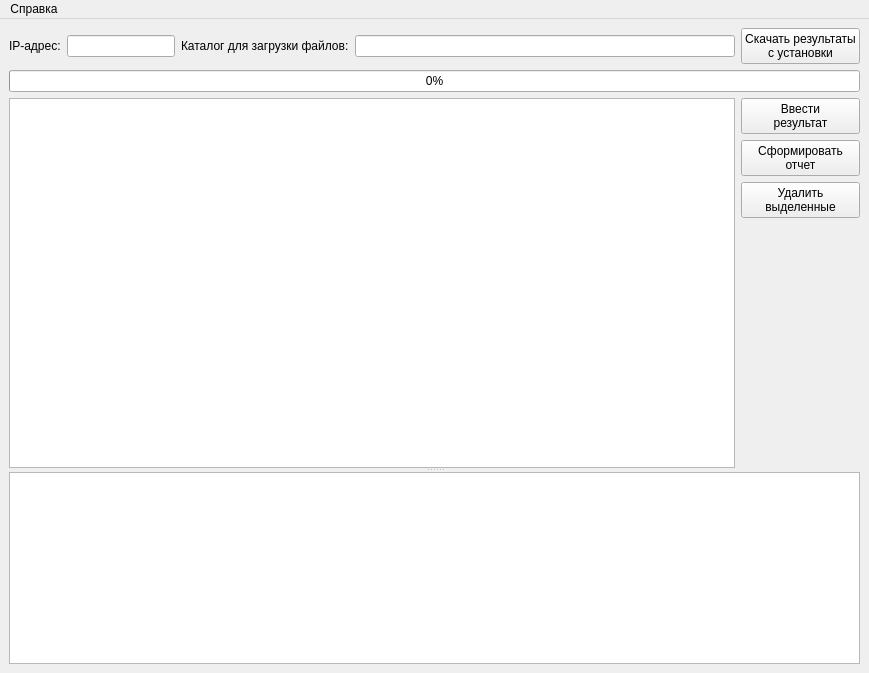
The window that ui/mainwindow.ui (irsural/upms_1v_pc_python) describes before a commit, drawn with Qt 5.
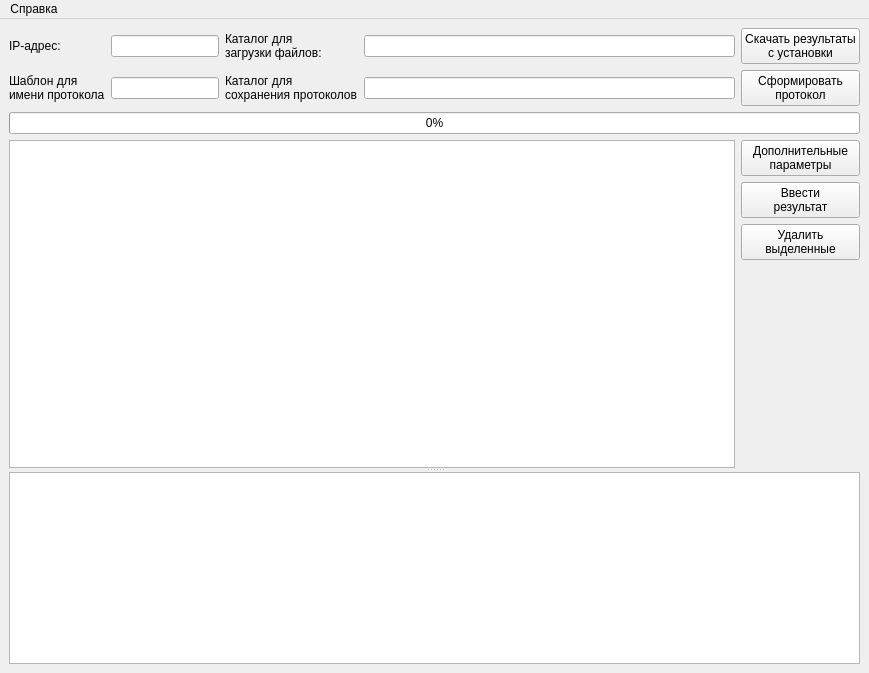
The same window after the commit. Icons and pictures are not drawn.

Commit message: Добавил копирование и частично заполнение шаблона протокола

Patch:
```diff
--- a/ui/mainwindow.ui
+++ b/ui/mainwindow.ui
@@ -52,90 +52,30 @@
         </property>
         <item>
          <layout class="QGridLayout" name="gridLayout_3">
-          <item row="1" column="0" colspan="5">
-           <widget class="QProgressBar" name="download_progress_bar">
-            <property name="value">
-             <number>0</number>
-            </property>
-            <property name="orientation">
-             <enum>Qt::Horizontal</enum>
-            </property>
-            <property name="invertedAppearance">
-             <bool>false</bool>
-            </property>
-            <property name="textDirection">
-             <enum>QProgressBar::TopToBottom</enum>
-            </property>
-            <property name="format">
-             <string>%p%</string>
-            </property>
-           </widget>
-          </item>
-          <item row="0" column="2">
-           <widget class="QLabel" name="label_2">
+          <item row="3" column="4">
+           <widget class="QPushButton" name="create_report_button">
             <property name="text">
-             <string>Каталог для загрузки файлов:</string>
-            </property>
-           </widget>
-          </item>
-          <item row="0" column="0">
-           <widget class="QLabel" name="label">
-            <property name="text">
-             <string>IP-адрес:</string>
-            </property>
-           </widget>
-          </item>
-          <item row="0" column="4">
-           <widget class="QPushButton" name="download_from_upms_button">
-            <property name="text">
-             <string>Скачать результаты
-с установки</string>
+             <string>Сформировать
+протокол</string>
             </property>
            </widget>
           </item>
           <item row="0" column="1">
            <widget class="QLineEdit" name="ip_edit"/>
           </item>
-          <item row="0" column="3">
-           <widget class="QLineEdit" name="download_path_edit">
-            <property name="sizePolicy">
-             <sizepolicy hsizetype="Expanding" vsizetype="Fixed">
-              <horstretch>1</horstretch>
-              <verstretch>0</verstretch>
-             </sizepolicy>
-            </property>
-            <property name="minimumSize">
-             <size>
-              <width>0</width>
-              <height>0</height>
-             </size>
-            </property>
-           </widget>
+          <item row="3" column="1">
+           <widget class="QLineEdit" name="name_template_edit"/>
           </item>
-          <item row="2" column="0" colspan="4">
-           <widget class="QTableView" name="measures_table">
-            <property name="alternatingRowColors">
-             <bool>true</bool>
-            </property>
-            <property name="selectionBehavior">
-             <enum>QAbstractItemView::SelectRows</enum>
-            </property>
-            <property name="sortingEnabled">
-             <bool>true</bool>
-            </property>
-            <attribute name="horizontalHeaderShowSortIndicator" stdset="0">
-             <bool>true</bool>
-            </attribute>
-            <attribute name="horizontalHeaderStretchLastSection">
-             <bool>true</bool>
-            </attribute>
-            <attribute name="verticalHeaderVisible">
-             <bool>false</bool>
-            </attribute>
-           </widget>
-          </item>
-          <item row="2" column="4">
+          <item row="5" column="4">
            <layout class="QVBoxLayout" name="verticalLayout_2">
+            <item>
+             <widget class="QPushButton" name="pushButton">
+              <property name="text">
+               <string>Дополнительные
+параметры</string>
+              </property>
+             </widget>
+            </item>
             <item>
              <widget class="QPushButton" name="input_result_button">
               <property name="text">
@@ -144,14 +84,6 @@
               </property>
              </widget>
             </item>
-            <item>
-             <widget class="QPushButton" name="create_report_button">
-              <property name="text">
-               <string>Сформировать
-отчет</string>
-              </property>
-             </widget>
-            </item>
             <item>
              <widget class="QPushButton" name="remove_selected_button">
               <property name="text">
@@ -175,6 +107,115 @@
             </item>
            </layout>
           </item>
+          <item row="0" column="2">
+           <widget class="QLabel" name="label_2">
+            <property name="text">
+             <string>Каталог для
+загрузки файлов:</string>
+            </property>
+           </widget>
+          </item>
+          <item row="5" column="0" colspan="4">
+           <widget class="QTableView" name="measures_table">
+            <property name="alternatingRowColors">
+             <bool>true</bool>
+            </property>
+            <property name="selectionBehavior">
+             <enum>QAbstractItemView::SelectRows</enum>
+            </property>
+            <property name="sortingEnabled">
+             <bool>true</bool>
+            </property>
+            <attribute name="horizontalHeaderShowSortIndicator" stdset="0">
+             <bool>true</bool>
+            </attribute>
+            <attribute name="horizontalHeaderStretchLastSection">
+             <bool>true</bool>
+            </attribute>
+            <attribute name="verticalHeaderVisible">
+             <bool>false</bool>
+            </attribute>
+           </widget>
+          </item>
+          <item row="0" column="4">
+           <widget class="QPushButton" name="download_from_upms_button">
+            <property name="text">
+             <string>Скачать результаты
+с установки</string>
+            </property>
+           </widget>
+          </item>
+          <item row="3" column="0">
+           <widget class="QLabel" name="label_3">
+            <property name="text">
+             <string>Шаблон для
+имени протокола</string>
+            </property>
+           </widget>
+          </item>
+          <item row="0" column="0">
+           <widget class="QLabel" name="label">
+            <property name="text">
+             <string>IP-адрес:</string>
+            </property>
+           </widget>
+          </item>
+          <item row="0" column="3">
+           <widget class="QLineEdit" name="download_path_edit">
+            <property name="sizePolicy">
+             <sizepolicy hsizetype="Expanding" vsizetype="Fixed">
+              <horstretch>1</horstretch>
+              <verstretch>0</verstretch>
+             </sizepolicy>
+            </property>
+            <property name="minimumSize">
+             <size>
+              <width>0</width>
+              <height>0</height>
+             </size>
+            </property>
+           </widget>
+          </item>
+          <item row="3" column="2">
+           <widget class="QLabel" name="label_4">
+            <property name="text">
+             <string>Каталог для
+сохранения протоколов</string>
+            </property>
+            <property name="alignment">
+             <set>Qt::AlignLeading|Qt::AlignLeft|Qt::AlignVCenter</set>
+            </property>
+           </widget>
+          </item>
+          <item row="3" column="3">
+           <widget class="QLineEdit" name="save_folder_edit">
+            <property name="sizePolicy">
+             <sizepolicy hsizetype="Expanding" vsizetype="Fixed">
+              <horstretch>1</horstretch>
+              <verstretch>0</verstretch>
+             </sizepolicy>
+            </property>
+           </widget>
+          </item>
+          <item row="4" column="0" colspan="5">
+           <widget class="QProgressBar" name="download_progress_bar">
+            <property name="value">
+             <number>0</number>
+            </property>
+            <property name="orientation">
+             <enum>Qt::Horizontal</enum>
+            </property>
+            <property name="invertedAppearance">
+             <bool>false</bool>
+            </property>
+            <property name="textDirection">
+             <enum>QProgressBar::TopToBottom</enum>
+            </property>
+            <property name="format">
+             <string>%p%</string>
+            </property>
+           </widget>
+          </item>
          </layout>
         </item>
        </layout>
```
The commit also changes 16 other files.
